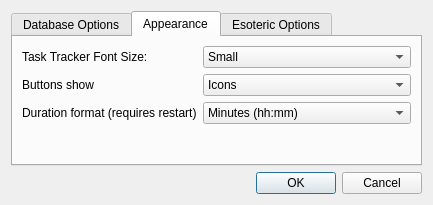
This is Charm/CharmPreferences.ui in KDAB/Charm as Qt 5 draws it before an edit. The edited form follows.
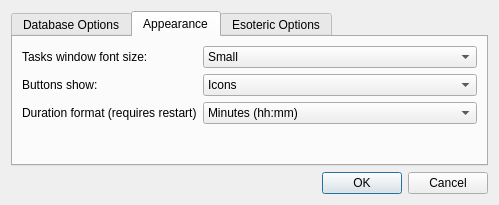
This is the edited form.

```diff
--- a/Charm/CharmPreferences.ui
+++ b/Charm/CharmPreferences.ui
@@ -6,7 +6,7 @@
    <rect>
     <x>0</x>
     <y>0</y>
-    <width>433</width>
+    <width>499</width>
     <height>205</height>
    </rect>
   </property>
@@ -64,7 +64,7 @@
        <item row="0" column="0">
         <widget class="QLabel" name="label">
          <property name="text">
-          <string>Task Tracker Font Size:</string>
+          <string>Tasks window font size:</string>
          </property>
         </widget>
        </item>
@@ -90,7 +90,7 @@
        <item row="1" column="0">
         <widget class="QLabel" name="label_2">
          <property name="text">
-          <string>Buttons show</string>
+          <string>Buttons show:</string>
          </property>
         </widget>
        </item>
```
Left out of the diff: 12 changed lines with no effect on the pictures.
